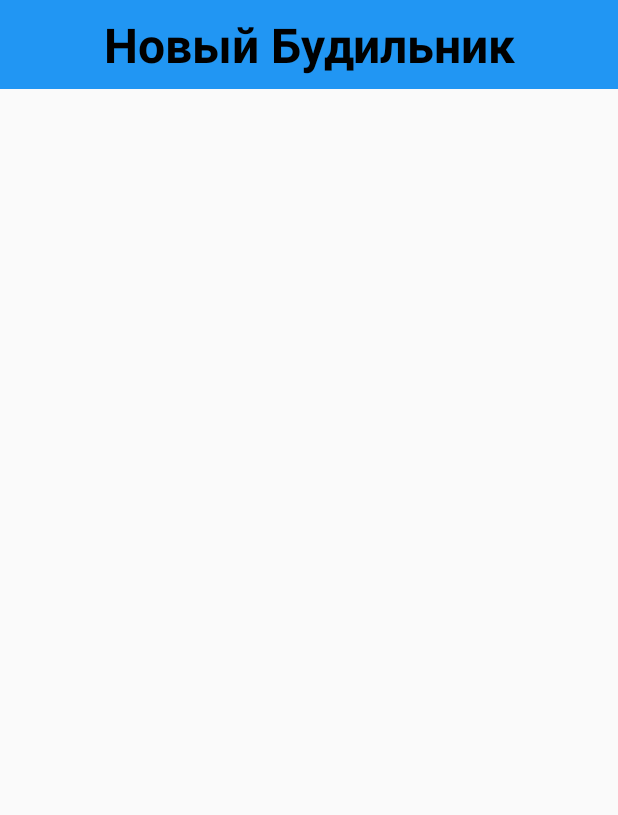
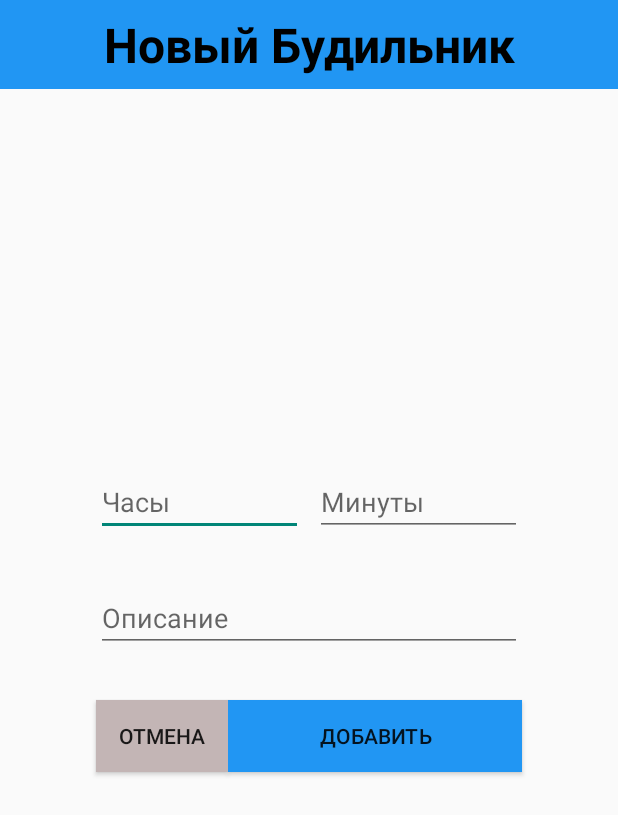
Before and after one commit to fedorov-andrii-andriiovych/Alarm-Clock-XML, an Android app: the fragment SetTimeFragment shown on its own in the app's theme, on a phone screen of 412 x 824 dp. Shown: the top 815 px of the screen. Run offline under Robolectric (Android 15) with nearby library versions, the phone set to English and light mode, and no system bars; our stand-ins replace Room's generated code.

Commit message:
update SetTimeFragment

```diff
--- a/app/src/main/java/com/fedorov/andrii/andriiovych/alarmclock/fragments/SetTimeFragment.kt
+++ b/app/src/main/java/com/fedorov/andrii/andriiovych/alarmclock/fragments/SetTimeFragment.kt
@@ -5,20 +5,45 @@ import androidx.fragment.app.Fragment
 import android.view.LayoutInflater
 import android.view.View
 import android.view.ViewGroup
+import androidx.lifecycle.ViewModelProvider
 import com.fedorov.andrii.andriiovych.alarmclock.R
+import com.fedorov.andrii.andriiovych.alarmclock.data.AlarmModel
 import com.fedorov.andrii.andriiovych.alarmclock.databinding.FragmentSetTimeBinding
+import com.fedorov.andrii.andriiovych.alarmclock.viewmodels.MainViewModel
+import com.fedorov.andrii.andriiovych.alarmclock.viewmodels.MainViewModelModelFactory
 
 
 class SetTimeFragment : Fragment() {
+        lateinit var mainViewModel: MainViewModel
         lateinit var binding: FragmentSetTimeBinding
 
     override fun onCreateView(
         inflater: LayoutInflater, container: ViewGroup?,
         savedInstanceState: Bundle?
-    ): View? {
+    ): View {
+        mainViewModel = ViewModelProvider(this,MainViewModelModelFactory())[MainViewModel::class.java]
         binding = FragmentSetTimeBinding.inflate(inflater,container,false)
         return binding.root
     }
 
 
+    override fun onViewCreated(view: View, savedInstanceState: Bundle?) {
+        super.onViewCreated(view, savedInstanceState)
+        binding.addButton.setOnClickListener { addAlarm() }
+        binding.cancelButton.setOnClickListener { toMainFragment()  }
+    }
+
+    private fun addAlarm() {
+        val hours = binding.hourEditText.text.toString()
+        val minutes = binding.minuteEditText.text.toString()
+        val description = binding.descriptionEditText.text.toString()
+        mainViewModel.insert(AlarmModel(time = "$hours:$minutes", description = description, isChecked = true))
+        toMainFragment()
+    }
+
+    fun toMainFragment(){
+        activity?.supportFragmentManager?.popBackStack()
+    }
+
+
 }
--- a/app/src/main/java/com/fedorov/andrii/andriiovych/alarmclock/viewmodels/MainViewModel.kt
+++ b/app/src/main/java/com/fedorov/andrii/andriiovych/alarmclock/viewmodels/MainViewModel.kt
@@ -24,10 +24,6 @@ class MainViewModelModelFactory(
 class MainViewModel(private val databaseRepository: DatabaseRepository = DatabaseRepository()) :
     ViewModel() {
 
-    init {
-        insert(AlarmModel(time = "11:55", description = "Новый Будильник", isChecked = true))
-    }
-
     fun getAll(): LiveData<List<AlarmModel>> {
         return databaseRepository.getAll()
     }
--- a/app/src/main/res/layout/fragment_set_time.xml
+++ b/app/src/main/res/layout/fragment_set_time.xml
@@ -24,4 +24,70 @@
         app:layout_constraintStart_toStartOf="parent"
         app:layout_constraintTop_toTopOf="parent" />
 
+    <Button
+        android:id="@+id/addButton"
+        android:layout_width="0dp"
+        android:layout_height="wrap_content"
+        android:text="Добавить"
+        android:background="#2196F3"
+        app:layout_constraintBottom_toBottomOf="@+id/cancelButton"
+        app:layout_constraintEnd_toEndOf="@+id/descriptionEditText"
+        app:layout_constraintStart_toEndOf="@+id/cancelButton"
+        app:layout_constraintTop_toTopOf="@+id/cancelButton" />
+
+    <Button
+        android:id="@+id/cancelButton"
+        android:layout_width="wrap_content"
+        android:layout_height="wrap_content"
+        android:layout_marginTop="32dp"
+        android:background="#C3B5B5"
+        android:text="Отмена"
+        app:layout_constraintStart_toStartOf="@+id/descriptionEditText"
+        app:layout_constraintTop_toBottomOf="@+id/descriptionEditText" />
+
+    <EditText
+        android:id="@+id/hourEditText"
+        android:layout_width="0dp"
+        android:layout_height="wrap_content"
+        android:layout_marginEnd="4dp"
+        android:layout_marginBottom="32dp"
+        android:ems="10"
+        android:hint="Часы"
+        android:maxLines="1"
+        android:maxLength="2"
+        android:inputType="number"
+        app:layout_constraintBottom_toTopOf="@+id/descriptionEditText"
+        app:layout_constraintEnd_toStartOf="@id/minuteEditText"
+        app:layout_constraintStart_toStartOf="@+id/descriptionEditText" />
+
+    <EditText
+        android:id="@+id/minuteEditText"
+        android:layout_width="0dp"
+        android:layout_height="wrap_content"
+        android:layout_marginStart="4dp"
+        android:ems="10"
+        android:hint="Минуты"
+        android:maxLines="1"
+        android:maxLength="2"
+        android:inputType="number"
+        app:layout_constraintBottom_toBottomOf="@+id/hourEditText"
+        app:layout_constraintEnd_toEndOf="@+id/descriptionEditText"
+        app:layout_constraintStart_toEndOf="@+id/hourEditText"
+        app:layout_constraintTop_toTopOf="@+id/hourEditText" />
+
+    <EditText
+        android:id="@+id/descriptionEditText"
+        android:layout_width="match_parent"
+        android:layout_height="wrap_content"
+        android:layout_marginStart="64dp"
+        android:layout_marginEnd="64dp"
+        android:ems="10"
+        android:hint="Описание"
+        android:maxLines="1"
+        android:inputType="textPersonName"
+        app:layout_constraintBottom_toBottomOf="parent"
+        app:layout_constraintEnd_toEndOf="parent"
+        app:layout_constraintStart_toStartOf="parent"
+        app:layout_constraintTop_toTopOf="parent" />
+
 </androidx.constraintlayout.widget.ConstraintLayout>
```
